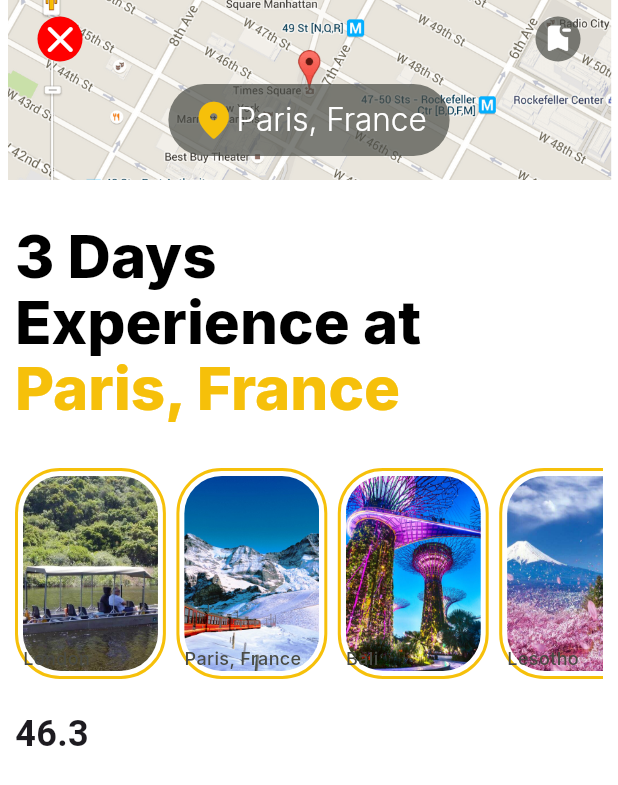
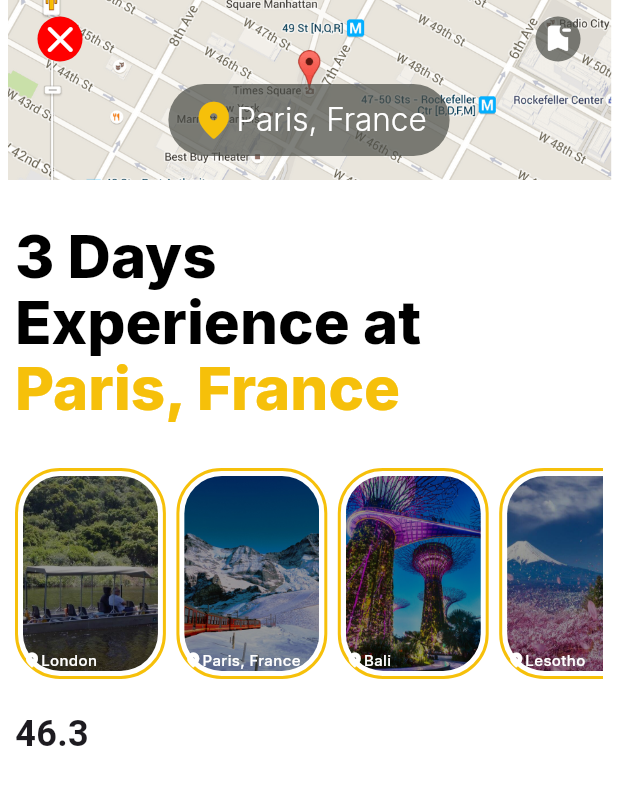
Before and after one commit to kwakyebrilliant/VoyageAI, a Flutter app: the screen it shows after launch, after a tap on "TRAVEL", on a phone screen of 412 x 824 dp. Shown: the top 785 px of the screen. Run offline on Flutter 3.47's test engine with Material 3 defaults, Android fonts, the phone set to English and light mode, and no system bars; our stand-ins replace country_picker, flutter_typeahead, google_fonts.

Commit message:
details updates

```diff
--- a/lib/screens/detail_screen.dart
+++ b/lib/screens/detail_screen.dart
@@ -175,8 +175,9 @@ class DetailScreen extends StatelessWidget {
                   ),
 
                   // Place data here
-                  const SizedBox(height: 30.0),
-                  SingleChildScrollView(
+                  Padding(
+                    padding: const EdgeInsets.only(top: 30.0),
+                    child: SingleChildScrollView(
                       scrollDirection: Axis.horizontal,
                       child: Row(
                         children: placeData.map((place) {
@@ -190,36 +191,48 @@ class DetailScreen extends StatelessWidget {
                                 width: 2.0,
                               ),
                             ),
-                          child: Container(
+                            child: Stack(
+                              children: [
+                                ColorFiltered(
+                                  colorFilter: ColorFilter.mode(
+                                    Colors.black.withOpacity(0.4),
+                                    BlendMode.srcATop,
+                                  ),
+                                  child: ClipRRect(
+                                    borderRadius: BorderRadius.circular(25.0),
+                                    child: Image.asset(
+                                      place['image']!,
                                       height: 130.0,
                                       width: 90.0,
-                            decoration: BoxDecoration(
-                              borderRadius: BorderRadius.circular(25.0),
-                              image: DecorationImage(
-                                image: AssetImage(
-                                  place['image']!,
-                                ),
                                       fit: BoxFit.cover,
                                     ),
                                   ),
-                            child: Stack(
-                              children: [
+                                ),
                                 Positioned(
                                   bottom: 0.0,
-                                  child: Text(
+                                  child: Row(
+                                    children: [
+                                      const Icon(
+                                        Icons.location_on_rounded,
+                                        color: Color(0xFFFFFFFF),
+                                        size: 12.0,
+                                      ),
+                                      Text(
                                         place['location']!,
                                         style: GoogleFonts.inter(
-                                      fontSize: 12.0,
+                                          fontSize: 10.0,
                                           fontWeight: FontWeight.w500,
-                                      color: const Color(0xFF494B45),
-                                    ),
+                                          color: const Color(0xFFFFFFFF),
                                         ),
                                       ),
                                     ],
                                   ),
                                 ),
+                              ],
+                            ),
                           );
                         }).toList(),
+                      ),
                     ),
                   ),
 
```
Lines whose indentation alone changed are shown as unchanged.
